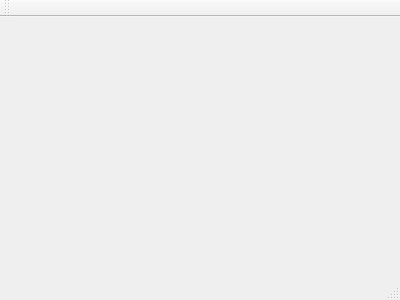
First picture: the form in profcom_cards/profkom.ui, repository egornevezhin/profcom_cards, before the edit.
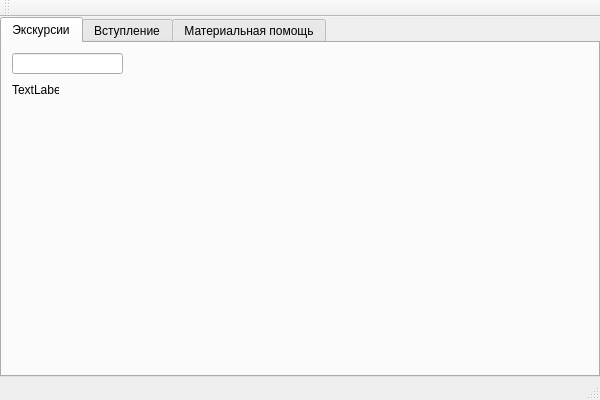
Second picture: the form after the edit. The open tabs and pages were chosen to show the change.

What changed in the file:
```diff
--- a/profcom_cards/profkom.ui
+++ b/profcom_cards/profkom.ui
@@ -1,24 +1,97 @@
 <ui version="4.0">
  <class>Profkom</class>
- <widget class="QMainWindow" name="Profkom" >
-  <property name="geometry" >
+ <widget class="QMainWindow" name="Profkom">
+  <property name="enabled">
+   <bool>true</bool>
+  </property>
+  <property name="geometry">
    <rect>
     <x>0</x>
     <y>0</y>
-    <width>400</width>
-    <height>300</height>
+    <width>600</width>
+    <height>400</height>
    </rect>
   </property>
   <property name="windowTitle" >
    <string>Profkom</string>
   </property>
-  <widget class="QMenuBar" name="menuBar" />
-  <widget class="QToolBar" name="mainToolBar" />
-  <widget class="QWidget" name="centralWidget" />
-  <widget class="QStatusBar" name="statusBar" />
+  <widget class="QWidget" name="centralWidget">
+   <widget class="QTabWidget" name="tabWidget">
+    <property name="geometry">
+     <rect>
+      <x>0</x>
+      <y>0</y>
+      <width>600</width>
+      <height>360</height>
+     </rect>
+    </property>
+    <property name="toolTip">
+     <string/>
+    </property>
+    <property name="currentIndex">
+     <number>2</number>
+    </property>
+    <widget class="QWidget" name="tab">
+     <attribute name="title">
+      <string>Экскурсии</string>
+     </attribute>
+     <widget class="QLineEdit" name="lineEdit">
+      <property name="geometry">
+       <rect>
+        <x>10</x>
+        <y>10</y>
+        <width>111</width>
+        <height>21</height>
+       </rect>
+      </property>
+     </widget>
+     <widget class="QLabel" name="label">
+      <property name="geometry">
+       <rect>
+        <x>10</x>
+        <y>40</y>
+        <width>47</width>
+        <height>13</height>
+       </rect>
+      </property>
+      <property name="text">
+       <string>TextLabel</string>
+      </property>
+     </widget>
+    </widget>
+    <widget class="QWidget" name="tab_2">
+     <attribute name="title">
+      <string>Вступление</string>
+     </attribute>
+    </widget>
+    <widget class="QWidget" name="tab_3">
+     <attribute name="title">
+      <string>Материальная помощь</string>
+     </attribute>
+    </widget>
+   </widget>
+  </widget>
+  <widget class="QMenuBar" name="menuBar">
+   <property name="geometry">
+    <rect>
+     <x>0</x>
+     <y>0</y>
+     <width>600</width>
+     <height>21</height>
+    </rect>
+   </property>
+  </widget>
+  <widget class="QToolBar" name="mainToolBar">
+   <attribute name="toolBarArea">
+    <enum>TopToolBarArea</enum>
+   </attribute>
+   <attribute name="toolBarBreak">
+    <bool>false</bool>
+   </attribute>
+  </widget>
+  <widget class="QStatusBar" name="statusBar"/>
  </widget>
- <layoutDefault spacing="6" margin="11" />
- <pixmapfunction></pixmapfunction>
+ <layoutdefault spacing="6" margin="11"/>
  <resources/>
  <connections/>
 </ui>
```
Left out of the diff: 3 changed lines with no effect on the pictures.
